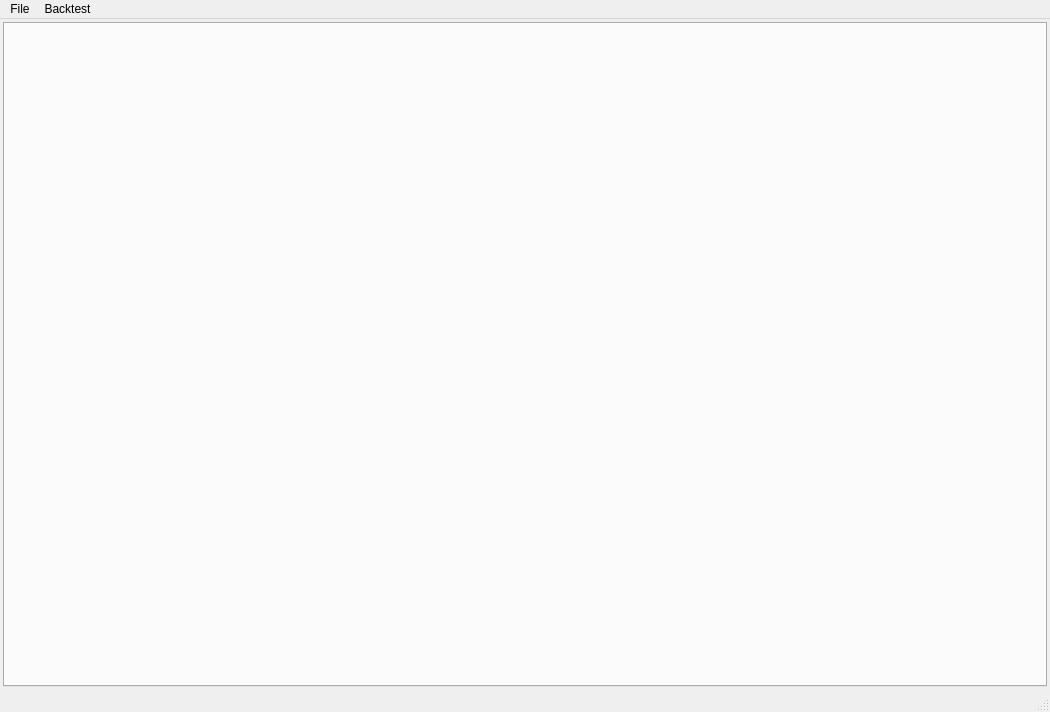
Before: the Qt Designer form ui/mainwindow.ui in asakul/nailab, drawn with Qt 5.
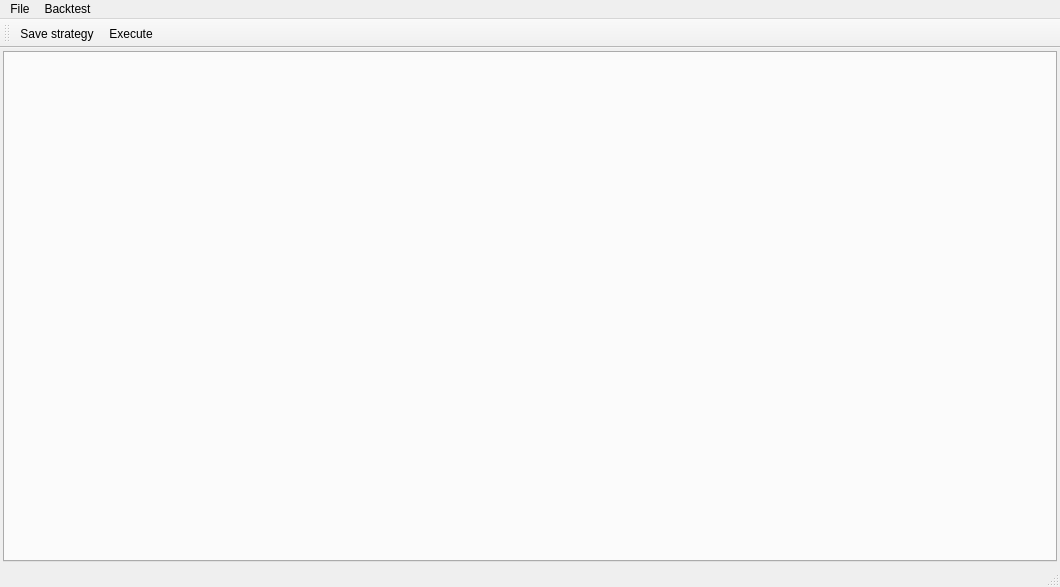
After: the same form once the commit is applied.

Commit message: Strategy execution

What changed in the file:
```diff
--- a/ui/mainwindow.ui
+++ b/ui/mainwindow.ui
@@ -6,8 +6,8 @@
    <rect>
     <x>0</x>
     <y>0</y>
-    <width>1050</width>
-    <height>712</height>
+    <width>1060</width>
+    <height>587</height>
    </rect>
   </property>
   <property name="windowTitle">
@@ -44,7 +44,7 @@
     <rect>
      <x>0</x>
      <y>0</y>
-     <width>1050</width>
+     <width>1060</width>
      <height>23</height>
     </rect>
    </property>
@@ -65,6 +65,19 @@
    <addaction name="menuBacktest"/>
   </widget>
   <widget class="QStatusBar" name="statusbar"/>
+  <widget class="QToolBar" name="toolBar">
+   <property name="windowTitle">
+    <string>toolBar</string>
+   </property>
+   <attribute name="toolBarArea">
+    <enum>TopToolBarArea</enum>
+   </attribute>
+   <attribute name="toolBarBreak">
+    <bool>false</bool>
+   </attribute>
+   <addaction name="actionSave_strategy"/>
+   <addaction name="actionExecute"/>
+  </widget>
   <action name="actionOpenTrades">
    <property name="text">
     <string>Open...</string>
@@ -85,6 +98,11 @@
     <string>Execute</string>
    </property>
   </action>
+  <action name="actionSave_strategy">
+   <property name="text">
+    <string>Save strategy</string>
+   </property>
+  </action>
  </widget>
  <resources/>
  <connections>
```
Left out of the diff: 17 changed lines with no effect on the pictures. The commit also changes 12 other files.
